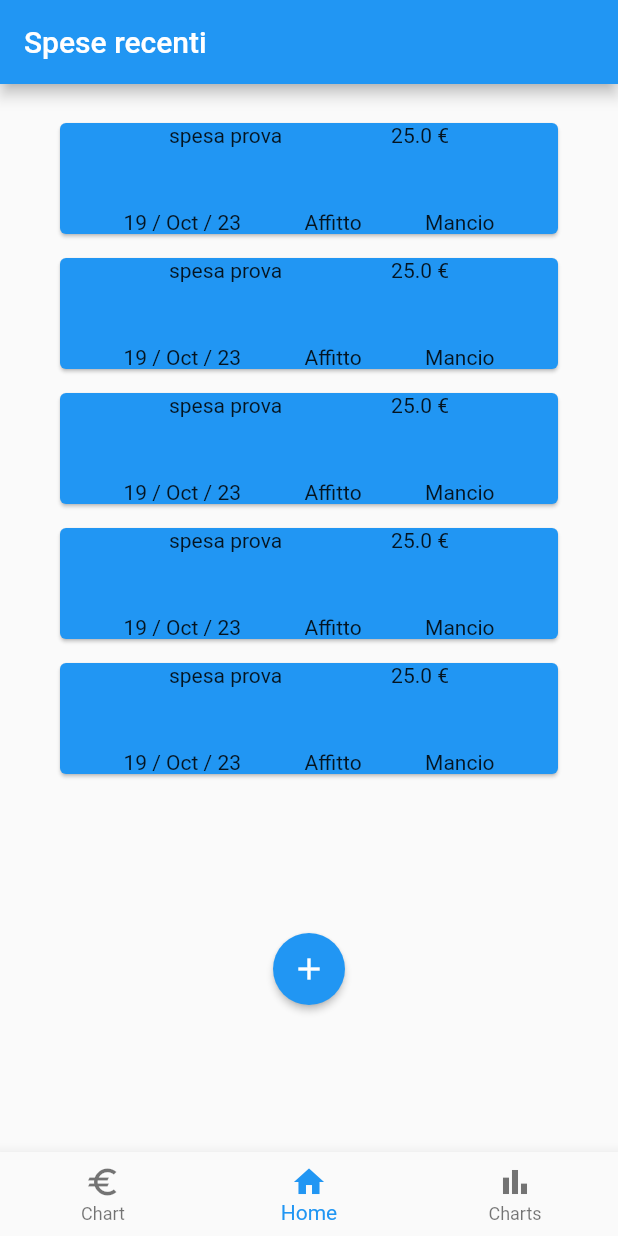
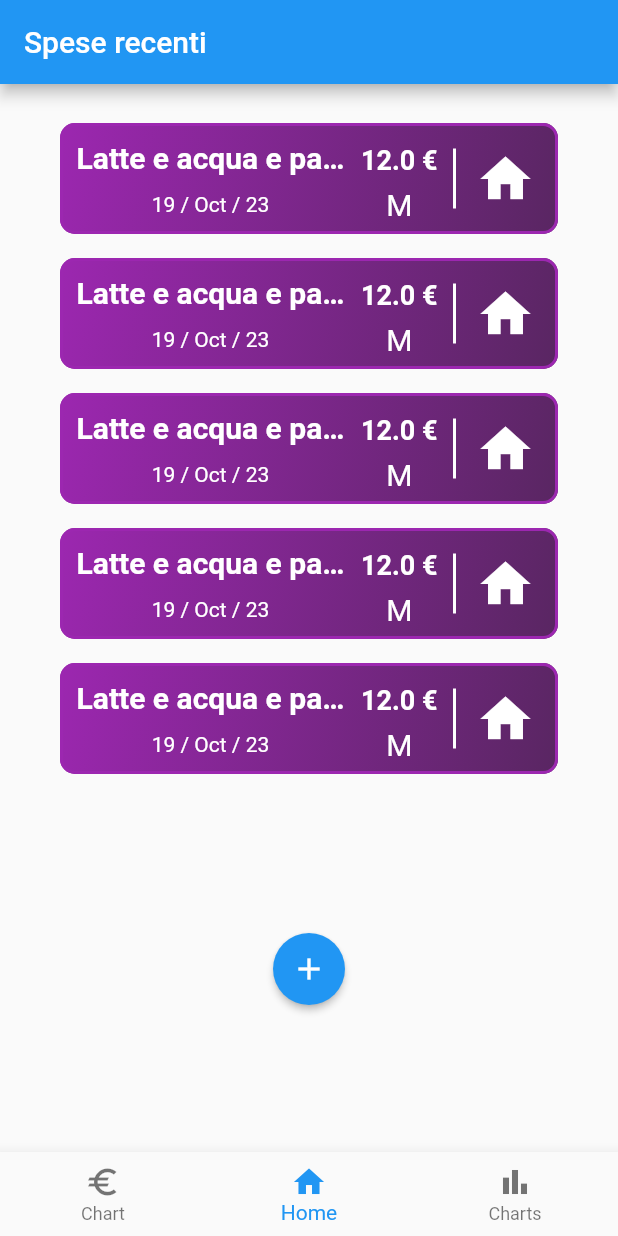
Before and after one commit to Ale866/expenses_tracker, a Flutter app: the screen it shows after launch, on a phone screen of 412 x 824 dp. Run offline on Flutter 3.47's test engine with Material 2 defaults, Android fonts, the phone set to English and light mode, and no system bars.

Commit message:
changed styiling of expense_card

```diff
--- a/lib/main.dart
+++ b/lib/main.dart
@@ -8,6 +8,4 @@ void main() {
       home: CustomBottomNavigation(),
     ),
   );
-/// This file contains the main function of the Flutter application.
-/// It is the entry point of the app and it initializes the app and runs it.
 }
--- a/lib/models/expense.dart
+++ b/lib/models/expense.dart
@@ -1,3 +1,4 @@
+import 'package:flutter/material.dart';
 import 'package:intl/intl.dart';
 import 'package:uuid/uuid.dart';
 
@@ -9,13 +10,11 @@ class Expense {
       required this.date,
       required this.category,
       required this.payer,
-      required this.cost,
-      this.description})
+      required this.cost,})
       : id = uuid.v4();
 
   final String id;
   final DateTime date;
-  final String? description;
   final String title;
   final Category category;
   final Payer payer;
@@ -44,6 +43,17 @@ enum Category {
   Altro,
 }
 
+const categoryIcons = {
+  Category.Affitto: Icons.home_sharp,
+  Category.Spesa: Icons.shopping_bag,
+  Category.Svago: Icons.movie,
+  Category.Bollette: Icons.electrical_services,
+  Category.Istruzione: Icons.book,
+  Category.Trasporti: Icons.airplanemode_active,
+  Category.Altro: Icons.more_outlined,
+};
+
+
 enum Payer {
   Mancio,
   Sespo,
--- a/lib/widgets/expense_card.dart
+++ b/lib/widgets/expense_card.dart
@@ -1,4 +1,5 @@
 import 'package:flutter/material.dart';
+import 'package:spese_condivise/models/expense.dart';
 import 'package:spese_condivise/models/expense.dart';
 
 class ExpenseCard extends StatefulWidget {
@@ -10,11 +11,11 @@ class ExpenseCard extends StatefulWidget {
 
 class _ExpenseCardState extends State<ExpenseCard> {
   final expense = Expense(
-    title: "spesa prova",
+    title: "Latte e acqua e pane",
     date: DateTime.now(),
     category: Category.Affitto,
     payer: Payer.Mancio,
-    cost: 25,
+    cost: 12,
   );
   @override
   Widget build(BuildContext context) {
@@ -24,35 +25,109 @@ class _ExpenseCardState extends State<ExpenseCard> {
       child: Padding(
         padding: const EdgeInsets.symmetric(vertical: 4),
         child: Card(
-          color: Colors.blue,
-          // child: Expanded(
-          child: Column(
-            mainAxisSize: MainAxisSize.max,
-            mainAxisAlignment: MainAxisAlignment.spaceBetween,
+          color: Colors.transparent,
+          elevation: 0,
+          shape: RoundedRectangleBorder(
+            borderRadius: BorderRadius.circular(10),
+            side: BorderSide(
+              color: Colors.purple,
+              width: 2,
+            ),
+          ),
+          child: Container(
+            decoration: BoxDecoration(
+              gradient: LinearGradient(
+                colors: [Colors.purple, Color.fromARGB(255, 89, 38, 98)],
+                begin: Alignment.topLeft,
+                end: Alignment.bottomRight,
+              ),
+              borderRadius: BorderRadius.circular(10),
+            ),
+            child: Row(
               children: [
-              Row(
+                Expanded(
+                  child: Row(
                     mainAxisSize: MainAxisSize.max,
                     mainAxisAlignment: MainAxisAlignment.spaceEvenly,
                     children: [
-                  Text(expense.title),
-                  Text('${expense.cost.toString()} €')
-                ],
-              ),
-              SizedBox(height: 20),
-              Row(
+                      Column(
                         mainAxisSize: MainAxisSize.max,
                         mainAxisAlignment: MainAxisAlignment.spaceEvenly,
                         children: [
-                  Text(expense.formattedDate),
-                  Text(expense.category.name),
-                  Text(expense.payer.name),
+                          Container(
+                            width: 180,
+                            child: Text(
+                              expense.title,
+                              textAlign: TextAlign.center,
+                              overflow: TextOverflow.ellipsis,
+                              style: TextStyle(
+                                color: Colors.white,
+                                fontWeight: FontWeight.bold,
+                                fontSize: 20,
+                              ),
+                            ),
+                          ),
+                          Text(
+                            expense.formattedDate,
+                            style: TextStyle(
+                              color: Colors.white,
+                              fontSize: 14,
+                            ),
+                          ),
+                          // SizedBox(height: 2),
+                        ],
+                      ),
+                      Column(
+                        mainAxisSize: MainAxisSize.max,
+                        mainAxisAlignment: MainAxisAlignment.spaceEvenly,
+                        children: [
+                          Padding(
+                            padding: const EdgeInsets.only(top: 6.0),
+                            child: Text(
+                              '${expense.cost.toString()} €',
+                              style: TextStyle(
+                                color: Colors.white,
+                                fontWeight: FontWeight.bold,
+                                fontSize: 18,
+                              ),
+                            ),
+                          ),
+                          Text(
+                            expense.payer.name[0].toUpperCase(),
+                            style: TextStyle(
+                              color: Colors.white,
+                              fontSize: 20,
+                            ),
+                          ),
                         ],
                       ),
                     ],
                   ),
                 ),
+                Center(
+                  child: Column(
+                    mainAxisAlignment: MainAxisAlignment.center,
+                    children: [
+                      Container(
+                        decoration: BoxDecoration(
+                            border: Border.symmetric(
+                                vertical:
+                                    BorderSide(color: Colors.white, width: 2))),
+                        width: 70,
+                        child: Icon(
+                          size: 40,
+                          categoryIcons[expense.category],
+                          color: Colors.white,
                         ),
-      // ),
+                      ),
+                    ],
+                  ),
+                ),
+              ],
+            ),
+          ),
+        ),
+      ),
     );
   }
 }
--- a/lib/widgets/new_add_expense.dart
+++ b/lib/widgets/new_add_expense.dart
@@ -92,7 +92,7 @@ class _NewExpenseModalState extends State<NewExpenseModal> {
                           child: Expanded(
                             child: DropdownButton<Category>(
                               value: _selectedCategory,
-                              onChanged: (Category? newValue) {
+                              onChanged: (newValue) {
                                 setState(() {
                                   _selectedCategory = newValue!;
                                 });
@@ -102,7 +102,7 @@ class _NewExpenseModalState extends State<NewExpenseModal> {
                                       (Category value) {
                                 return DropdownMenuItem<Category>(
                                   value: value,
-                                  child: Text(value.toString().split('.').last),
+                                  child: Text(value.name),
                                 );
                               }).toList(),
                             ),
@@ -124,7 +124,7 @@ class _NewExpenseModalState extends State<NewExpenseModal> {
                                   .map<DropdownMenuItem<Payer>>((Payer value) {
                                 return DropdownMenuItem<Payer>(
                                   value: value,
-                                  child: Text(value.toString().split('.').last),
+                                  child: Text(value.name),
                                 );
                               }).toList(),
                             ),
```
Lines whose indentation alone changed are shown as unchanged.
